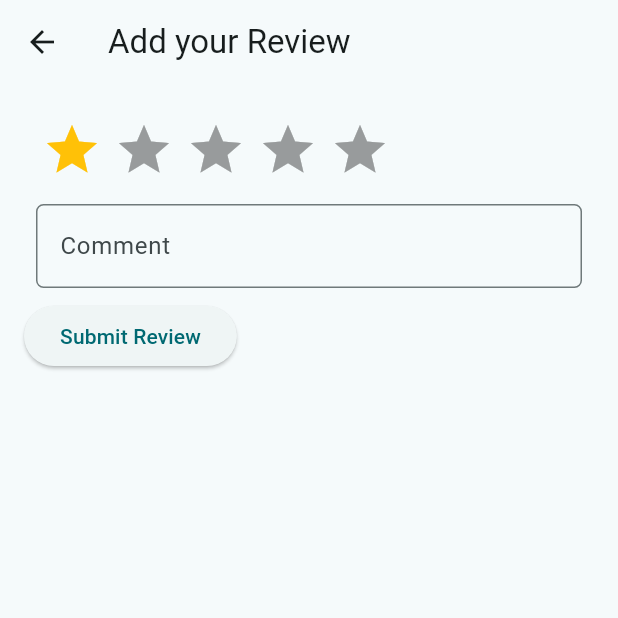
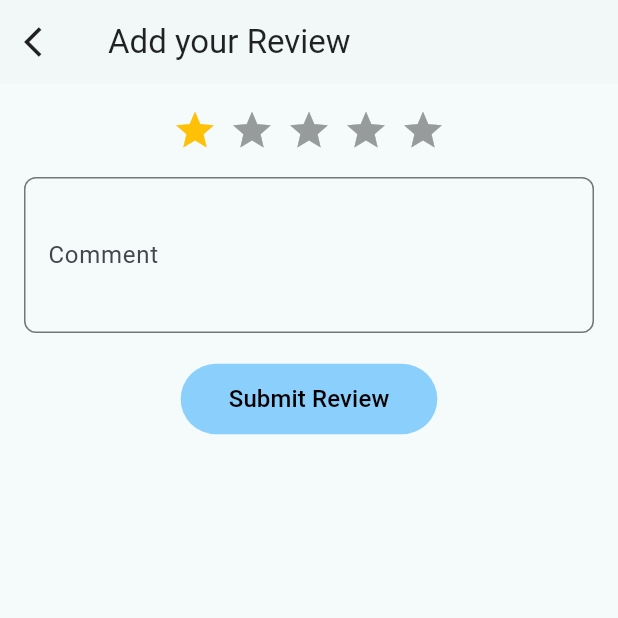
Before and after one commit to ReadNow-C14/ReadNow-mob, a Flutter app: the AddReview screen opened directly with empty values, on a phone screen of 412 x 824 dp, the top half of it. Run offline on Flutter 3.47's test engine with Material 3 defaults, Android fonts, the phone set to English and light mode, and no system bars; drawn by our look-alikes of flutter_rating_bar; our stand-ins replace google_fonts; missing offline and left inert: pbp_django_auth.

Commit message:
Review buku : Big update for UI

```diff
--- a/lib/review_buku/screens/reviewbuku_form.dart
+++ b/lib/review_buku/screens/reviewbuku_form.dart
@@ -3,7 +3,6 @@ import 'package:flutter/material.dart';
 import 'package:flutter_rating_bar/flutter_rating_bar.dart';
 import 'package:pbp_django_auth/pbp_django_auth.dart';
 import 'package:provider/provider.dart';
-import 'package:readnow_mobile/review_buku/screens/review_buku.dart';
 
 class AddReview extends StatefulWidget {
   final int bookId;
@@ -16,7 +15,7 @@ class AddReview extends StatefulWidget {
 
 class _AddReviewState extends State<AddReview> {
   final _formKey = GlobalKey<FormState>();
-  double _rating = 1.0; // Rating as a double
+  double _rating = 1.0;
   String _comment = "";
 
   @override
@@ -25,7 +24,13 @@ class _AddReviewState extends State<AddReview> {
 
     return Scaffold(
       appBar: AppBar(
-        title: Text('Add your Review'),
+        leading: IconButton(
+          icon: Icon(Icons.arrow_back_ios, color: Colors.black87), // Modern icon color
+          onPressed: () => Navigator.pop(context),
+        ),
+        title: Text('Add your Review', style: TextStyle(color: Colors.black87)), // Modern text style
+        backgroundColor: Colors.white, // Modern app bar color
+        elevation: 1, // Subtle shadow for app bar
       ),
       body: Padding(
         padding: EdgeInsets.all(16.0),
@@ -34,53 +39,39 @@ class _AddReviewState extends State<AddReview> {
           child: Column(
             crossAxisAlignment: CrossAxisAlignment.start,
             children: <Widget>[
-              Padding(
-                padding: const EdgeInsets.all(8.0),
+              Center( // Center align the rating bar
                 child: RatingBar.builder(
                   initialRating: _rating,
                   minRating: 1,
                   direction: Axis.horizontal,
-                  allowHalfRating: false, // Set to false to only allow whole numbers
+                  allowHalfRating: false,
                   itemCount: 5,
+                  itemSize: 30.0, // Slightly larger stars
                   itemPadding: EdgeInsets.symmetric(horizontal: 4.0),
-                  itemBuilder: (context, _) => Icon(
-                    Icons.star,
-                    color: Colors.amber,
-                  ),
-                  onRatingUpdate: (rating) {
-                    setState(() {
-                      _rating = rating;
-                    });
-                  },
+                  itemBuilder: (context, _) => Icon(Icons.star, color: Colors.amber),
+                  onRatingUpdate: (rating) => setState(() => _rating = rating),
                 ),
               ),
-              Padding(
-                padding: const EdgeInsets.all(8.0),
-                child: TextFormField(
+              SizedBox(height: 16.0), // Spacing between elements
+              TextFormField(
                 decoration: InputDecoration(
-                    hintText: "Comment",
+                  hintText: "Write your comment here",
                   labelText: "Comment",
-                    border: OutlineInputBorder(
-                      borderRadius: BorderRadius.circular(5.0),
+                  border: OutlineInputBorder(borderRadius: BorderRadius.circular(8.0)),
+                  focusedBorder: OutlineInputBorder( // Highlight color when focused
+                    borderSide: BorderSide(color: Theme.of(context).primaryColor),
+                    borderRadius: BorderRadius.circular(8.0),
                   ),
                 ),
-                  onChanged: (String? value) {
-                    setState(() {
-                      _comment = value!;
-                    });
-                  },
-                  validator: (String? value) {
-                    if (value == null || value.isEmpty) {
-                      return "Comment cannot be empty!";
-                    }
-                    return null;
-                  },
+                onChanged: (value) => setState(() => _comment = value),
+                validator: (value) => value == null || value.isEmpty ? "Comment cannot be empty!" : null,
+                maxLines: 3, // Allow for multi-line input
               ),
-              ),
-              ElevatedButton(
+              SizedBox(height: 20.0), // Spacing before the button
+              Center( // Center the button
+                child: ElevatedButton(
                   onPressed: () async {
                       if (_formKey.currentState!.validate()) {
-                    // Send to Django and wait for response
                         final response = await request.postJson(
                           "https://readnow-c14-tk.pbp.cs.ui.ac.id/review/submit-review-flutter/${widget.bookId}",
                           jsonEncode(<String, String>{
@@ -94,8 +85,6 @@ class _AddReviewState extends State<AddReview> {
                           ScaffoldMessenger.of(context).showSnackBar(const SnackBar(
                             content: Text("Your review has been added successfully!"),
                           ));
-
-                      // Ini adalah penambahan. Navigator.pop dengan nilai 'true'
                           Navigator.pop(context, true);
                         } else {
                           ScaffoldMessenger.of(context).showSnackBar(const SnackBar(
@@ -104,7 +93,15 @@ class _AddReviewState extends State<AddReview> {
                         }
                       }
                     },
-                child: Text('Submit Review'),
+                  child: Text('Submit Review', style: TextStyle(fontSize: 16)),
+                  style: ElevatedButton.styleFrom(
+                    backgroundColor: Color(0xFF8BD0FC), // Button color
+                    foregroundColor: Colors.black, // Text color
+                    shape: StadiumBorder(),
+                    padding: EdgeInsets.symmetric(horizontal: 32, vertical: 12),
+                    elevation: 0, // No shadow
+                  ),
+                ),
               ),
             ],
           ),
```
Also changed, not shown: lib/review_buku/screens/review_buku.dart (+55 -28 lines). Lines whose indentation alone changed are shown as unchanged.
